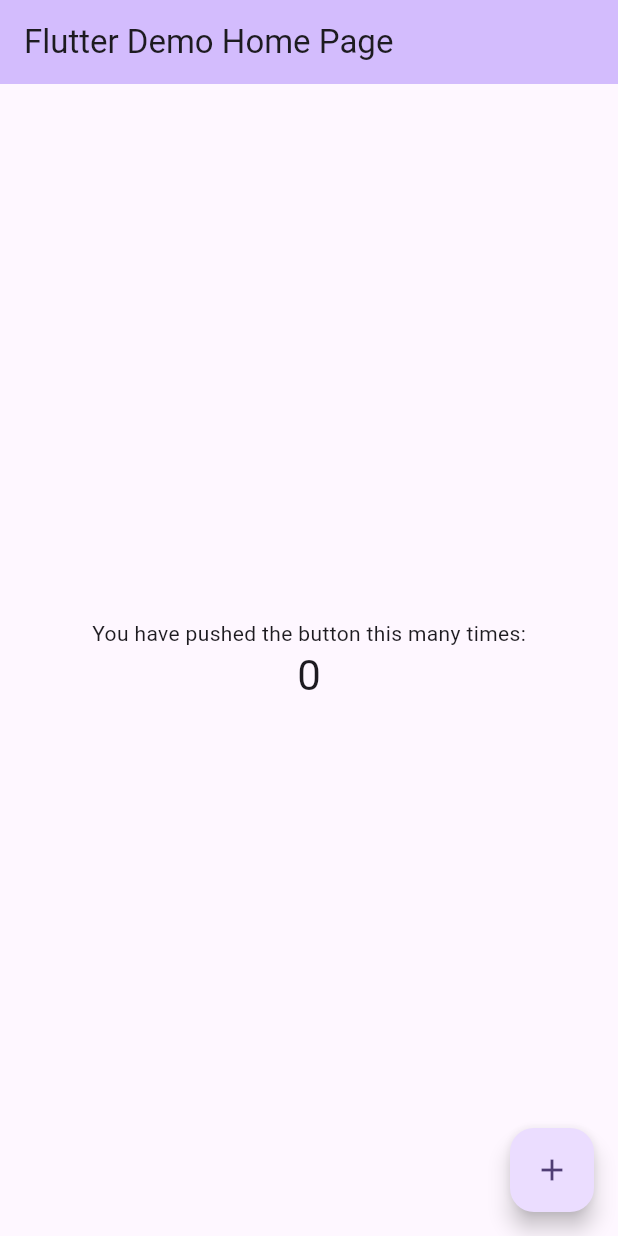
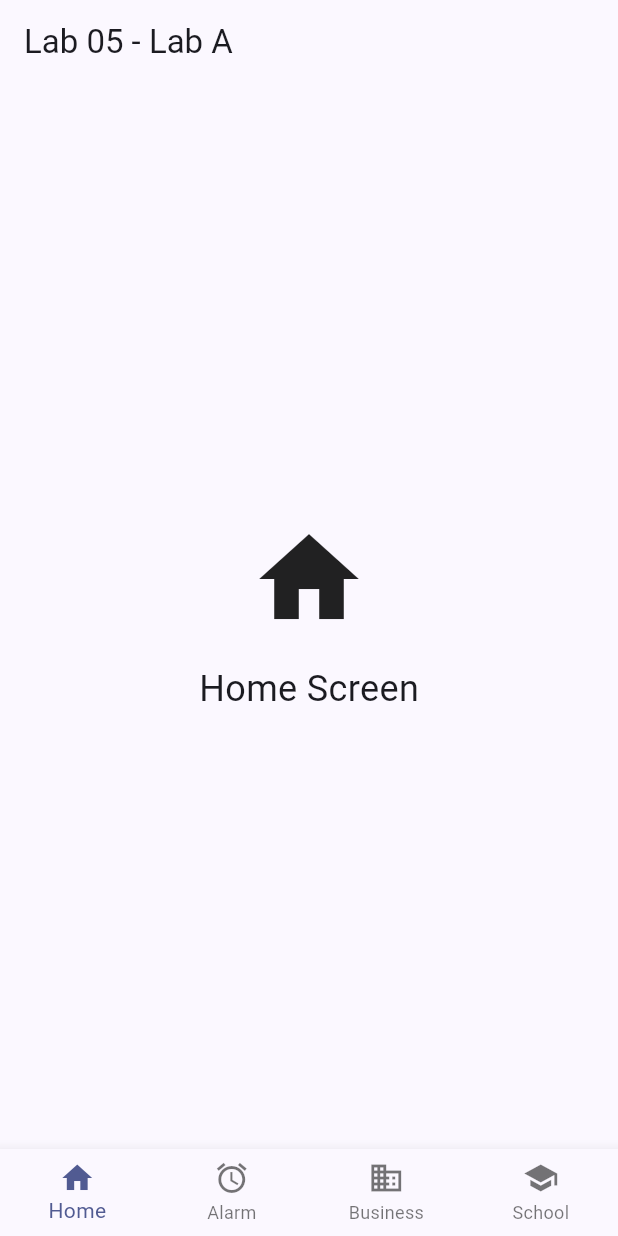
Before and after one commit to Daniellathet/TMA3084_G02_102506_Lab05_Lesson07, a Flutter app: the screen it shows after launch, on a phone screen of 412 x 824 dp. Run offline on Flutter 3.47's test engine with Material 3 defaults, Android fonts, the phone set to English and light mode, and no system bars.

Commit message:
Add Lab A: BottomNavigationBar with four screens

```diff
--- a/lab_a_bottom_nav/lib/main.dart
+++ b/lab_a_bottom_nav/lib/main.dart
@@ -1,4 +1,9 @@
 import 'package:flutter/material.dart';
+
+import 'screen1.dart';
+import 'screen2.dart';
+import 'screen3.dart';
+import 'screen4.dart';
 
 void main() {
   runApp(const MyApp());
@@ -7,115 +12,55 @@ void main() {
 class MyApp extends StatelessWidget {
   const MyApp({super.key});
 
-  // This widget is the root of your application.
   @override
   Widget build(BuildContext context) {
     return MaterialApp(
-      title: 'Flutter Demo',
-      theme: ThemeData(
-        // This is the theme of your application.
-        //
-        // TRY THIS: Try running your application with "flutter run". You'll see
-        // the application has a purple toolbar. Then, without quitting the app,
-        // try changing the seedColor in the colorScheme below to Colors.green
-        // and then invoke "hot reload" (save your changes or press the "hot
-        // reload" button in a Flutter-supported IDE, or press "r" if you used
-        // the command line to start the app).
-        //
-        // Notice that the counter didn't reset back to zero; the application
-        // state is not lost during the reload. To reset the state, use hot
-        // restart instead.
-        //
-        // This works for code too, not just values: Most code changes can be
-        // tested with just a hot reload.
-        colorScheme: .fromSeed(seedColor: Colors.deepPurple),
-      ),
-      home: const MyHomePage(title: 'Flutter Demo Home Page'),
+      title: 'Lab 05 Lab A',
+      debugShowCheckedModeBanner: false,
+      theme: ThemeData(colorSchemeSeed: Colors.indigo, useMaterial3: true),
+      home: const MainNavigation(),
     );
   }
 }
 
-class MyHomePage extends StatefulWidget {
-  const MyHomePage({super.key, required this.title});
-
-  // This widget is the home page of your application. It is stateful, meaning
-  // that it has a State object (defined below) that contains fields that affect
-  // how it looks.
-
-  // This class is the configuration for the state. It holds the values (in this
-  // case the title) provided by the parent (in this case the App widget) and
-  // used by the build method of the State. Fields in a Widget subclass are
-  // always marked "final".
-
-  final String title;
+class MainNavigation extends StatefulWidget {
+  const MainNavigation({super.key});
 
   @override
-  State<MyHomePage> createState() => _MyHomePageState();
+  State<MainNavigation> createState() => _MainNavigationState();
 }
 
-class _MyHomePageState extends State<MyHomePage> {
-  int _counter = 0;
+class _MainNavigationState extends State<MainNavigation> {
+  int _selectedIndex = 0;
 
-  void _incrementCounter() {
+  static const List<Widget> _screens = [
+    Screen1(),
+    Screen2(),
+    Screen3(),
+    Screen4(),
+  ];
+
+  void _onItemTapped(int index) {
     setState(() {
-      // This call to setState tells the Flutter framework that something has
-      // changed in this State, which causes it to rerun the build method below
-      // so that the display can reflect the updated values. If we changed
-      // _counter without calling setState(), then the build method would not be
-      // called again, and so nothing would appear to happen.
-      _counter++;
+      _selectedIndex = index;
     });
   }
 
   @override
   Widget build(BuildContext context) {
-    // This method is rerun every time setState is called, for instance as done
-    // by the _incrementCounter method above.
-    //
-    // The Flutter framework has been optimized to make rerunning build methods
-    // fast, so that you can just rebuild anything that needs updating rather
-    // than having to individually change instances of widgets.
     return Scaffold(
-      appBar: AppBar(
-        // TRY THIS: Try changing the color here to a specific color (to
-        // Colors.amber, perhaps?) and trigger a hot reload to see the AppBar
-        // change color while the other colors stay the same.
-        backgroundColor: Theme.of(context).colorScheme.inversePrimary,
-        // Here we take the value from the MyHomePage object that was created by
-        // the App.build method, and use it to set our appbar title.
-        title: Text(widget.title),
-      ),
-      body: Center(
-        // Center is a layout widget. It takes a single child and positions it
-        // in the middle of the parent.
-        child: Column(
-          // Column is also a layout widget. It takes a list of children and
-          // arranges them vertically. By default, it sizes itself to fit its
-          // children horizontally, and tries to be as tall as its parent.
-          //
-          // Column has various properties to control how it sizes itself and
-          // how it positions its children. Here we use mainAxisAlignment to
-          // center the children vertically; the main axis here is the vertical
-          // axis because Columns are vertical (the cross axis would be
-          // horizontal).
-          //
-          // TRY THIS: Invoke "debug painting" (choose the "Toggle Debug Paint"
-          // action in the IDE, or press "p" in the console), to see the
-          // wireframe for each widget.
-          mainAxisAlignment: .center,
-          children: [
-            const Text('You have pushed the button this many times:'),
-            Text(
-              '$_counter',
-              style: Theme.of(context).textTheme.headlineMedium,
-            ),
-          ],
-        ),
-      ),
-      floatingActionButton: FloatingActionButton(
-        onPressed: _incrementCounter,
-        tooltip: 'Increment',
-        child: const Icon(Icons.add),
+      appBar: AppBar(title: const Text('Lab 05 - Lab A')),
+      body: _screens[_selectedIndex],
+      bottomNavigationBar: BottomNavigationBar(
+        type: BottomNavigationBarType.fixed,
+        currentIndex: _selectedIndex,
+        onTap: _onItemTapped,
+        items: const [
+          BottomNavigationBarItem(icon: Icon(Icons.home), label: 'Home'),
+          BottomNavigationBarItem(icon: Icon(Icons.alarm), label: 'Alarm'),
+          BottomNavigationBarItem(icon: Icon(Icons.business), label: 'Business'),
+          BottomNavigationBarItem(icon: Icon(Icons.school), label: 'School'),
+        ],
       ),
     );
   }
--- /dev/null
+++ b/lab_a_bottom_nav/lib/screen1.dart
@@ -0,0 +1,19 @@
+import 'package:flutter/material.dart';
+
+class Screen1 extends StatelessWidget {
+  const Screen1({super.key});
+
+  @override
+  Widget build(BuildContext context) {
+    return const Center(
+      child: Column(
+        mainAxisAlignment: MainAxisAlignment.center,
+        children: [
+          Icon(Icons.home, size: 80),
+          SizedBox(height: 16),
+          Text('Home Screen', style: TextStyle(fontSize: 24)),
+        ],
+      ),
+    );
+  }
+}
```
Also changed, not shown: lab_a_bottom_nav/lib/screen2.dart (added, +19 -0 lines), lab_a_bottom_nav/lib/screen3.dart (added, +19 -0 lines), lab_a_bottom_nav/lib/screen4.dart (added, +19 -0 lines), 1 other file.
